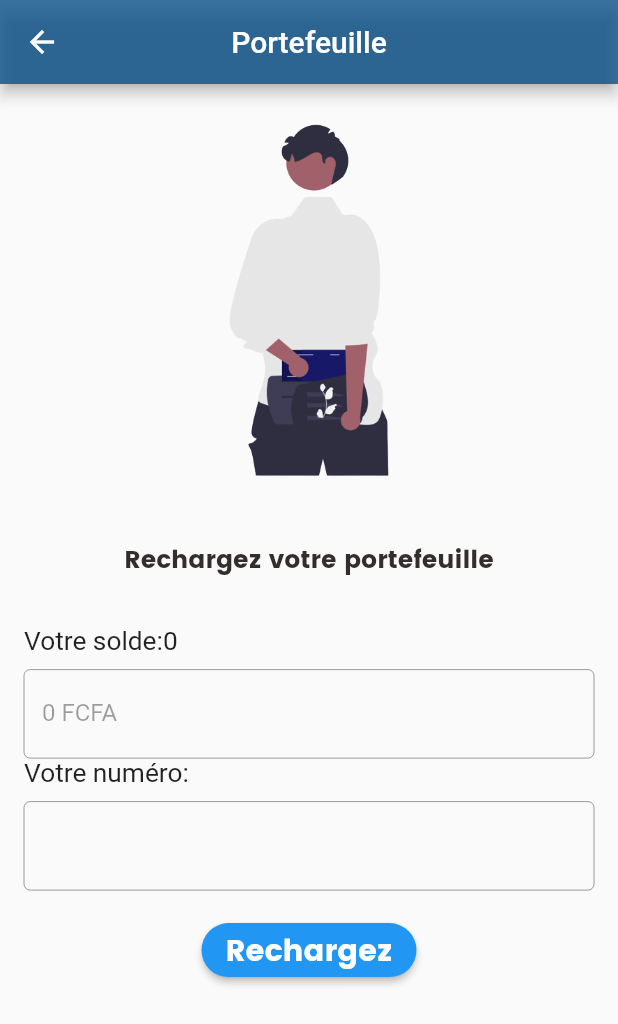
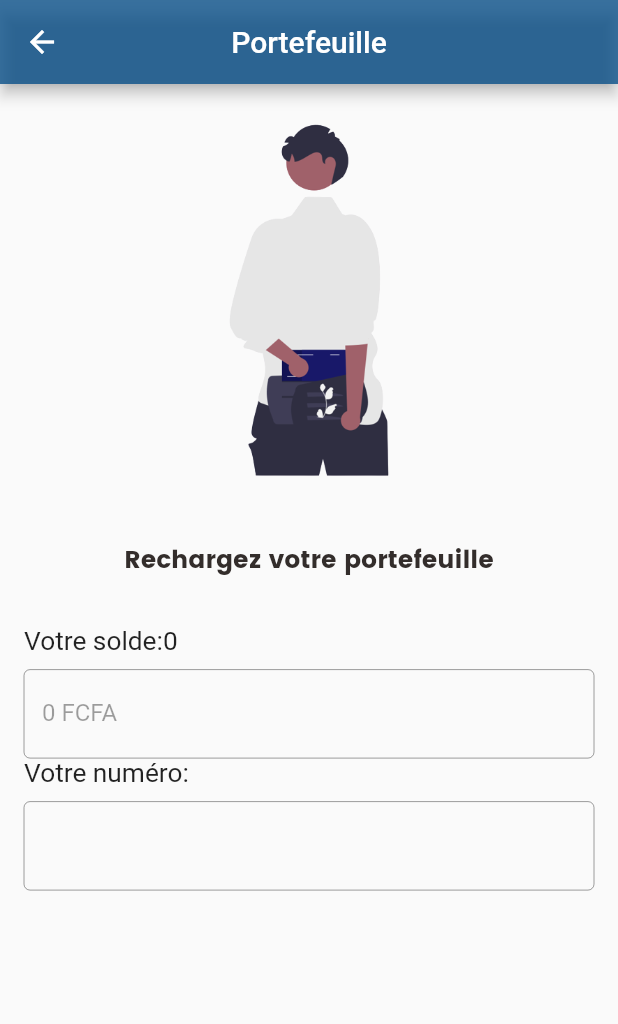
Before and after one commit to Moubarak321/Flutter_Allogroup, a Flutter app: the Wallet screen opened by its route, on a phone screen of 412 x 824 dp. Shown: the top 1024 px of the screen. Run offline on Flutter 3.47's test engine with Material 2 defaults, Android fonts, the phone set to English and light mode, and no system bars; our stand-ins replace cloud_firestore, dots_indicator, firebase_auth, firebase_core, firebase_messaging, firebase_storage and 7 more; accounts and stored records are empty.

Commit message:
Suppression du bouton de recharge

```diff
--- a/lib/screens/office/user/wallet/wallet.dart
+++ b/lib/screens/office/user/wallet/wallet.dart
@@ -4,7 +4,7 @@ import 'package:firebase_auth/firebase_auth.dart';
 import 'package:flutter/material.dart';
 import 'package:allogroup/screens/office/widgets/dimensions.dart';
 import 'package:flutter/services.dart';
-import 'package:url_launcher/url_launcher.dart';
+
 
 
 class Wallet extends StatefulWidget {
@@ -76,15 +76,6 @@ class _WalletState extends State<Wallet> {
     return null;
   }
 
-
- _paiement() async {
-    var url = Uri.parse("https://allogroupweb.vercel.app/");
-    if (await canLaunchUrl(url)) {
-      await launchUrl(url);
-    } else {
-      throw 'Could not launch $url';
-    }
-  }
 //-------------------------------
 
   ///----------------------------
@@ -150,11 +141,7 @@ class _WalletState extends State<Wallet> {
                       border: OutlineInputBorder(),
                     ),
                     keyboardType: TextInputType.text,
-                    /*inputFormatters: <TextInputFormatter>[
-                      FilteringTextInputFormatter.digitsOnly
-                    ],*/
                     enabled: false,
-                    // Utilisation de initialValue pour afficher fund par défaut
                   ),
                   Text(
                     "Votre numéro:",
@@ -175,39 +162,9 @@ class _WalletState extends State<Wallet> {
                 ],
               ),
             ),
-            ElevatedButton(
-              onPressed: () =>
-                  _paiement(),
-              style: ElevatedButton.styleFrom(
-                  backgroundColor: Colors.blue,
-                  side: BorderSide.none,
-                  shape: const StadiumBorder()),
-              child: const Text(
-                "Rechargez",
-                style: TextStyle(
-                  color: Colors.white,
-                  fontSize: 20,
-                  fontFamily: 'Poppins',
-                ),
-              ),
-            ),
           ],
         ),
       ),
     );
   }
 }
-
-// class BigText extends StatelessWidget {
-//   final String text;
-
-//   const BigText({required this.text});
-
-//   @override
-//   Widget build(BuildContext context) {
-//     return Text(
-//       text,
-//       style: TextStyle(fontSize: 20, fontWeight: FontWeight.bold),
-//     );
-//   }
-// }
```
